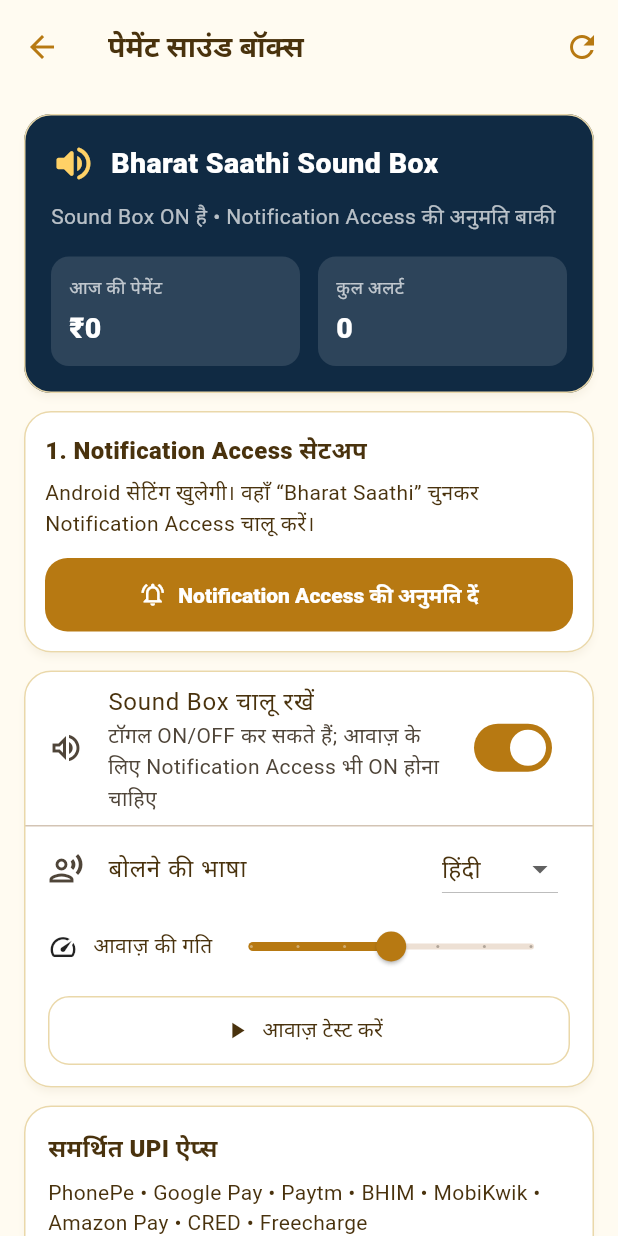
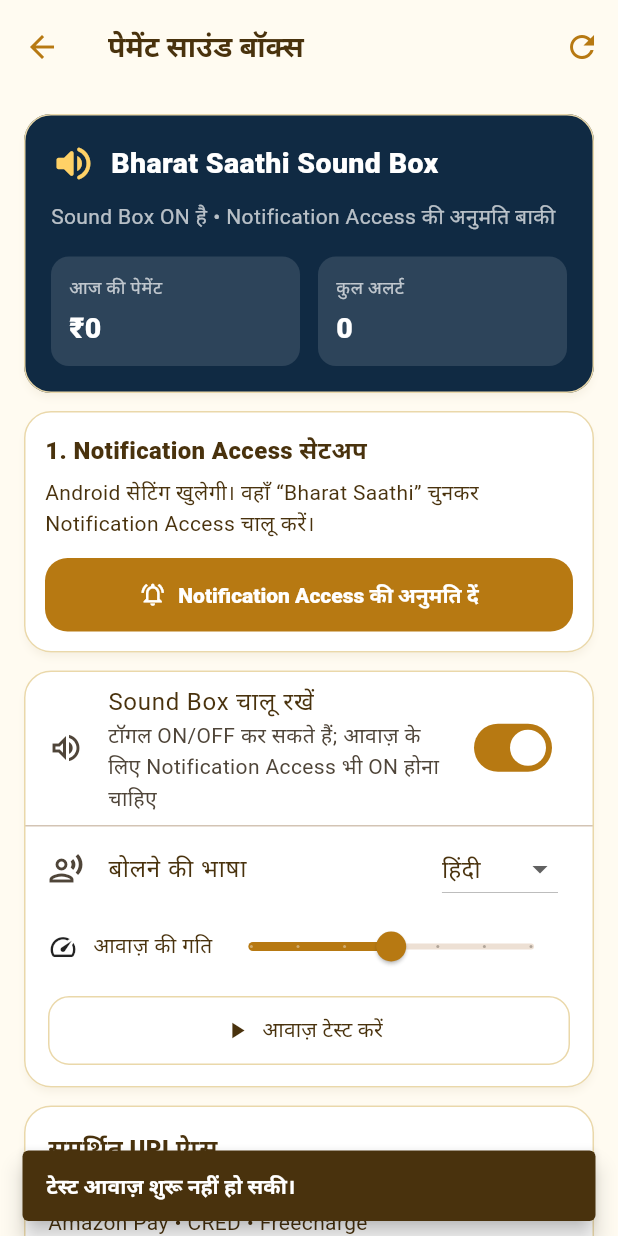
Before and after one commit to annukumar6280-glitch/Bharat-Saathi-, a Flutter app: the SoundBoxPage screen opened directly, after a tap on "आवाज़ टेस्ट करें", on a phone screen of 412 x 824 dp. Run offline on Flutter 3.47's test engine with Material 3 defaults, Android fonts, the phone set to English and light mode, and no system bars; our stand-ins replace flutter_secure_storage, google_mobile_ads, image_picker, material_ui, pdf, printing and 5 more; missing offline and left inert: mobile_scanner; accounts and stored records are empty; network calls fail.

Commit message:
Show actionable Sound Box voice test diagnostics

```diff
--- a/lib/soundbox_page.dart
+++ b/lib/soundbox_page.dart
@@ -117,9 +117,26 @@ class _SoundBoxPageState extends State<SoundBoxPage> with WidgetsBindingObserver
 
   Future<void> _testVoice() async {
     try {
-      await _channel.invokeMethod<bool>('testSpeech');
-    } catch (_) {
-      if (mounted) _showMessage('आवाज़ शुरू नहीं हो सकी।');
+      final started = await _channel.invokeMethod<bool>('testSpeech');
+      if (mounted && started == true) {
+        _showMessage('टेस्ट आवाज़ भेज दी गई है। आवाज़ न आए तो फोन का Media Volume और Text-to-Speech भाषा जाँचें।');
+      } else if (mounted) {
+        _showMessage('टेस्ट आवाज़ शुरू नहीं हो सकी।');
+      }
+    } on PlatformException catch (error) {
+      if (!mounted) return;
+      final message = switch (error.code) {
+        'TTS_LANGUAGE_UNAVAILABLE' =>
+          'फोन में चुनी हुई भाषा की Text-to-Speech आवाज़ उपलब्ध नहीं है। Android की Text-to-Speech सेटिंग में हिंदी/English Voice Data इंस्टॉल करें।',
+        'TTS_INIT_FAILED' =>
+          'फोन का Text-to-Speech इंजन शुरू नहीं हुआ। Google Speech Services को अपडेट/सक्रिय करें।',
+        'TTS_SPEAK_FAILED' =>
+          'Text-to-Speech इंजन आवाज़ नहीं चला पाया। Media Volume और Speech Services जाँचें।',
+        _ => 'आवाज़ शुरू नहीं हो सकी: ${error.message ?? error.code}',
+      };
+      _showMessage(message);
+    } catch (error) {
+      if (mounted) _showMessage('आवाज़ शुरू नहीं हो सकी: $error');
     }
   }
 
```
